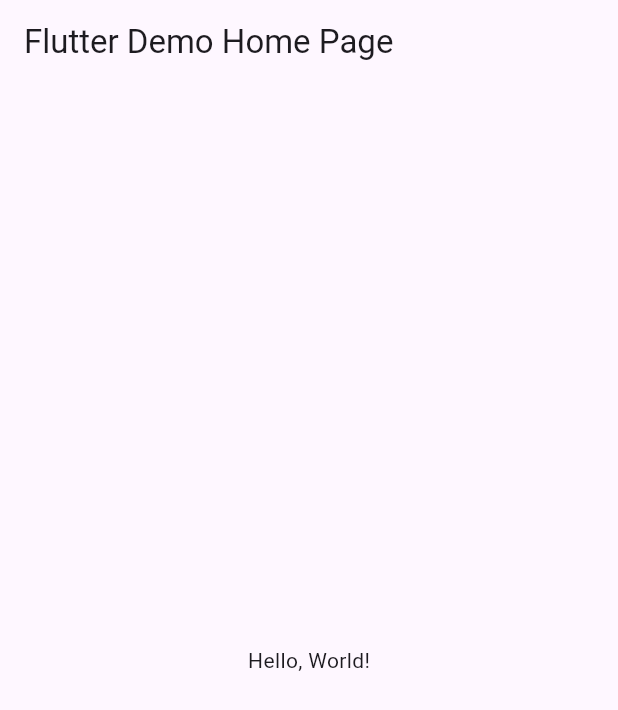
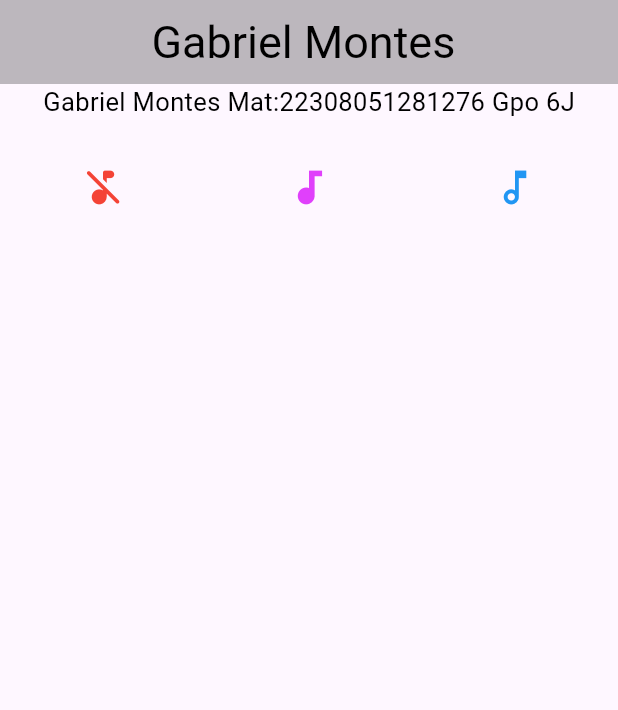
Before and after one commit to Gabriel-Montes/p9_v1_iconos, a Flutter app: the screen it shows after launch, on a phone screen of 412 x 824 dp. Shown: the top 710 px of the screen. Run offline on Flutter 3.47's test engine with Material 3 defaults, Android fonts, the phone set to English and light mode, and no system bars.

Commit message:
practica icon

```diff
--- a/lib/main.dart
+++ b/lib/main.dart
@@ -1,23 +1,56 @@
 import 'package:flutter/material.dart';
 
-void main() => runApp(MyApp());
+void main() => runApp(const MyIcon());
 
-class MyApp extends StatelessWidget {
-  const MyApp({super.key});
+class MyIcon extends StatelessWidget {
+  const MyIcon({super.key});
   // This widget is the root of your application.
   @override
   Widget build(BuildContext context) {
     return MaterialApp(
-      // Application name
-      title: 'Flutter Hello World',
-      // Application theme data, you can set the colors for the application as
-      // you want
-      theme: ThemeData(
-        // useMaterial3: false,
-        primarySwatch: Colors.blue,
+      debugShowCheckedModeBanner: false,
+      home: Scaffold(
+        appBar: AppBar(
+          title: const Text(
+            'Gabriel Montes ',
+          ), //Mat:22308051281276 Gpo 6J
+          titleTextStyle: const TextStyle(fontSize: 30, color: Colors.black),
+          centerTitle: true,
+          backgroundColor: Colors.black26,
+        ),
+        body: const Column(
+          children: <Widget>[
+            Text(
+              'Gabriel Montes Mat:22308051281276 Gpo 6J',
+              style: (TextStyle(fontSize: 17, color: Colors.black)),
+            ),
+            SizedBox(
+              height: 30,
+            ),
+            Row(
+              mainAxisAlignment: MainAxisAlignment.spaceAround,
+              children: <Widget>[
+                Icon(
+                  Icons.music_off_rounded,
+                  color: Colors.red,
+                  size: 30.0,
+                  semanticLabel: 'Text to announce in accessibility modes',
+                ),
+                Icon(
+                  Icons.audiotrack,
+                  color: Colors.purpleAccent,
+                  size: 30.0,
+                ),
+                Icon(
+                  Icons.music_note_outlined,
+                  color: Colors.blue,
+                  size: 30.0,
+                ),
+              ],
+            ),
+          ],
+        ),
       ),
-      // A widget which will be started on application startup
-      home: MyHomePage(title: 'Flutter Demo Home Page'),
     );
   }
 }
```
Also changed, not shown: ejemploicon.png (added).
